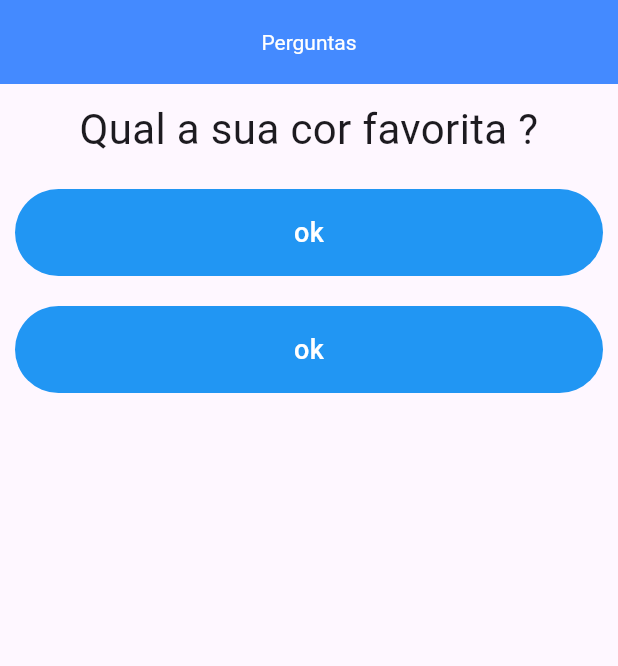
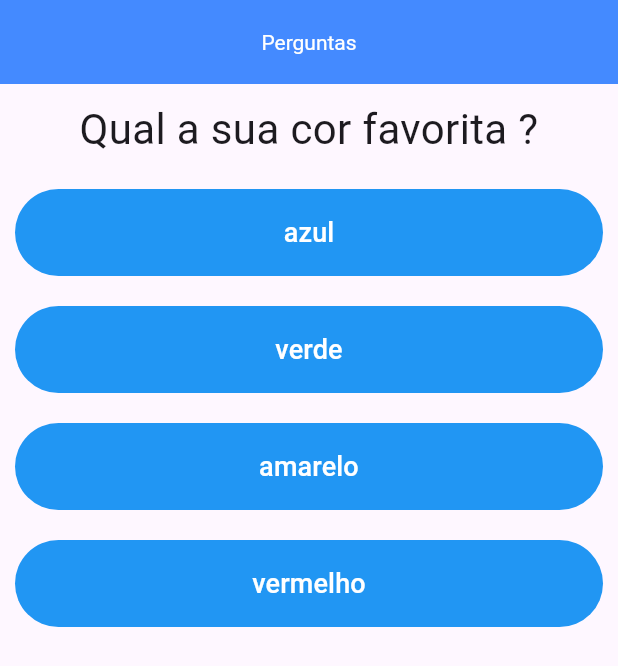
Before and after one commit to victorrti/QuizzFlutter, a Flutter app: the screen it shows after launch, on a phone screen of 412 x 824 dp. Shown: the top 666 px of the screen. Run offline on Flutter 3.47's test engine with Material 3 defaults, Android fonts, the phone set to English and light mode, and no system bars.

Commit message:
incluindo valiudação de fim das perguntas e array das perguntas

```diff
--- a/lib/main.dart
+++ b/lib/main.dart
@@ -10,19 +10,7 @@ main(){
 
 class _PerguntaAppState extends State<PerguntaApp>{
   var _perguntaSelecionada = 0;
-  void _responder(){
-    setState(() {
-      if(_perguntaSelecionada == 2 ){
-        _perguntaSelecionada=0;
-      }else{
-        _perguntaSelecionada++;
-      }
-
-    });
-
-  }
-  Widget build(BuildContext context) {
-    final perguntas = [
+  final _perguntas = const[
       {
         'texto':'Qual a sua cor favorita ?',
         'resposta':['azul','verde','amarelo','vermelho']
@@ -37,6 +25,23 @@ class _PerguntaAppState extends State<PerguntaApp>{
       },
 
     ];
+  void _responder(){
+    if(temPerguntaSelecionada){
+      setState(() {
+        _perguntaSelecionada++;
+      });
+    }
+
+
+
+
+  }
+  bool get temPerguntaSelecionada {
+      return _perguntaSelecionada < _perguntas.length;
+  }
+  @override
+  Widget build(BuildContext context) {
+    List<String> respostas = temPerguntaSelecionada ? _perguntas[_perguntaSelecionada].cast()['resposta'] : [];
     return  MaterialApp(
       home:Scaffold(
         appBar:AppBar(
@@ -45,14 +50,12 @@ class _PerguntaAppState extends State<PerguntaApp>{
           titleTextStyle:const TextStyle(
             color: Colors.white),
         ),
-        body:Column(
+        body: temPerguntaSelecionada ? Column(
           children: [
-            Questao(perguntas[_perguntaSelecionada]['texto'].toString()),
-            Resposta("ok",_responder),
-             Resposta("ok",_responder),
-
+            Questao(_perguntas[_perguntaSelecionada]['texto'].toString()),
+            ...respostas.map((texto)=>Resposta(texto,_responder))
           ],
-        ),
+        ) : null,
       ),
     );
   }
```
